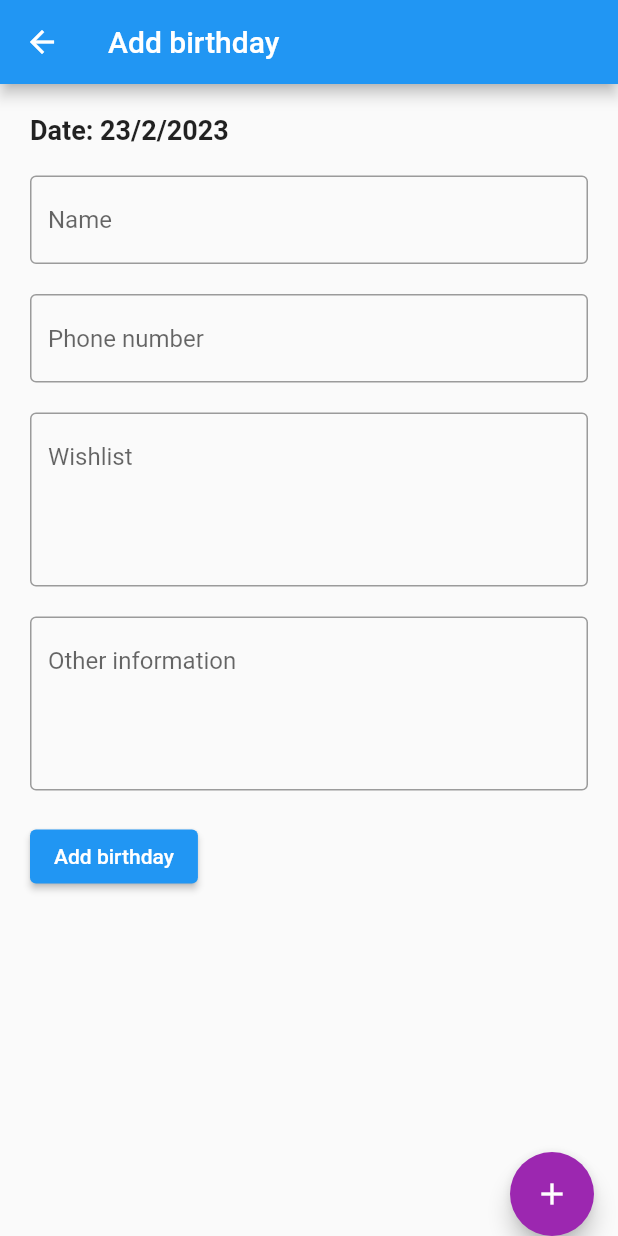
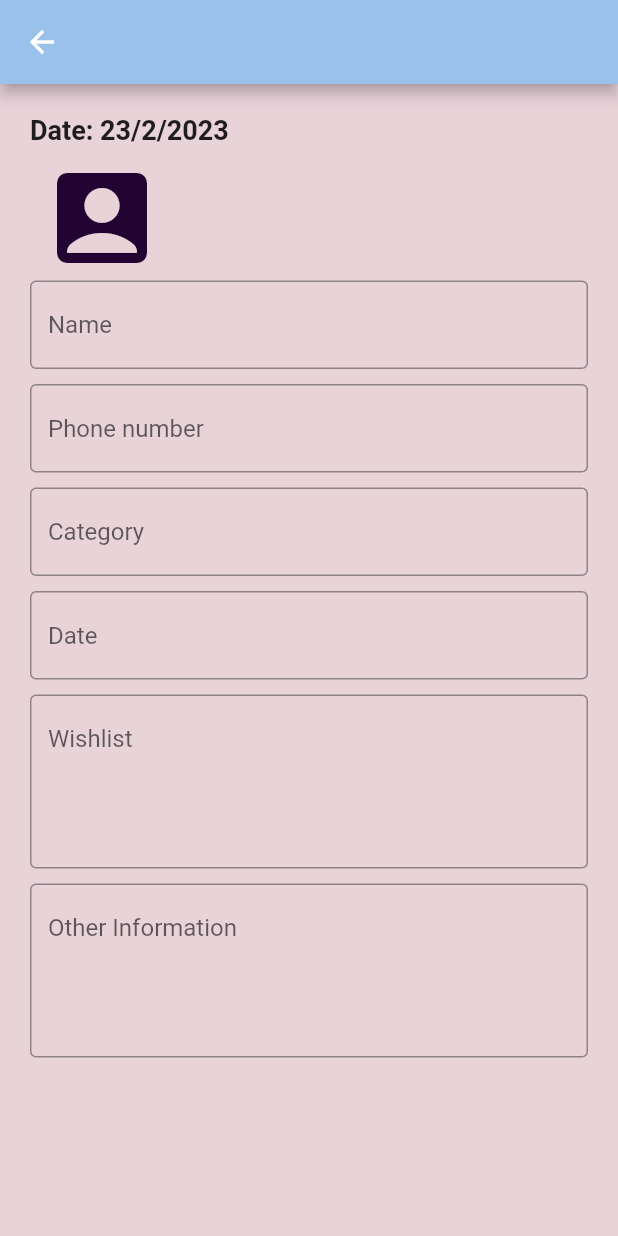
Before and after one commit to KonstantinosKatsigiannis/HCI2022, a Flutter app: the DetailsScreen screen opened directly with empty values, on a phone screen of 412 x 824 dp. Run offline on Flutter 3.47's test engine with Material 2 defaults, Android fonts, the phone set to English and light mode, and no system bars; our stand-ins replace google_fonts, syncfusion_flutter_calendar; missing offline and left inert: dart:js_util.

Commit message:
Update main.dart

```diff
--- a/lib/main.dart
+++ b/lib/main.dart
@@ -1,13 +1,17 @@
+import 'package:flutter/foundation.dart';
 import 'package:flutter/material.dart';
-import 'package:myapp/AddPage.dart';
 import 'package:syncfusion_flutter_calendar/calendar.dart' show Appointment, CalendarView, SfCalendar;
+import 'tofilter.dart';
+import '/AddPage.dart';
 
-void main() => runApp(MyApp());
+void main() => runApp(const MyApp());
 
 class MyApp extends StatelessWidget {
+  const MyApp({super.key});
+
   @override
   Widget build(BuildContext context) {
-    return MaterialApp(
+    return const MaterialApp(
       title: 'My Calendar',
       home: CalendarScreen(),
     );
@@ -15,7 +19,10 @@ class MyApp extends StatelessWidget {
 }
 
 class CalendarScreen extends StatefulWidget {
+  const CalendarScreen({super.key});
+
   @override
+  // ignore: library_private_types_in_public_api
   _CalendarScreenState createState() => _CalendarScreenState();
 }
 
@@ -26,14 +33,25 @@ class _CalendarScreenState extends State<CalendarScreen> {
   Widget build(BuildContext context) {
     return Scaffold(
       appBar: AppBar(
-        title: Text('My Calendar'),
+        leading: IconButton(
+        tooltip:'Options',
+        icon: const Icon(Icons.menu),
+        onPressed: () {
+        Navigator.push(context,MaterialPageRoute(builder: (BuildContext context) { return ToFilter(); },
         ),
+        );
+         },),
+        title: const Text('My Calendar'),
+        backgroundColor: Color.fromARGB(255, 154, 192, 236),
+      ),
+
       body: Column(
         children: [
           Expanded(
             child: SfCalendar(
               initialDisplayDate: DateTime.now(),
               view: CalendarView.month,
+              backgroundColor: Color.fromARGB(255, 232, 211, 217),
               //dataSource: _getCalendarDataSource(),
               onTap: (details) {
                 if (details.appointments == null || details.appointments!.isEmpty) {
@@ -44,7 +62,11 @@ class _CalendarScreenState extends State<CalendarScreen> {
                     ),
                   );
                 } else {
+                  if (kDebugMode) {
+                    if (kDebugMode) {
                       print(details.appointments!.first);
+                    }
+                  }
                 }
               },
             ),
@@ -53,19 +75,26 @@ class _CalendarScreenState extends State<CalendarScreen> {
       ),
       floatingActionButtonLocation: FloatingActionButtonLocation.endDocked,
       floatingActionButton: FloatingActionButton(
-        onPressed:() {
+
+              child: const Icon(Icons.add),
+              onPressed:(){
         Navigator.push(context,MaterialPageRoute(builder: (BuildContext context){
           return  AddScreen(selectedDate: DateTime.now());
         },),
       );
         },
+              tooltip: 'Add birthday',
               backgroundColor: Colors.purple,
-        child: const Icon(Icons.add),
+
             ),
+
     );
   }
+
+
 }
 
+// ignore: unused_element
 class _AppointmentDataSource {
   _AppointmentDataSource(List<Appointment> appointments);
 }
@@ -73,46 +102,63 @@ class _AppointmentDataSource {
 class DetailsScreen extends StatefulWidget {
   final DateTime selectedDate;
 
-  const DetailsScreen({required this.selectedDate});
+  const DetailsScreen({super.key, required this.selectedDate});
 
   @override
+  // ignore: library_private_types_in_public_api
   _DetailsScreenState createState() => _DetailsScreenState();
 }
 
 class _DetailsScreenState extends State<DetailsScreen> {
  TextEditingController _titleController = TextEditingController();
-  TextEditingController _descriptionController = TextEditingController();
+  TextEditingController _titleController1 = TextEditingController();
+  TextEditingController _titleController2 = TextEditingController();
+  TextEditingController _titleController3 = TextEditingController();
+  TextEditingController _titleController4 = TextEditingController();
+  TextEditingController _titleController5 = TextEditingController();
 
-  @override
-  void initState() {
-   super.initState();
-    _titleController = TextEditingController();
-    _descriptionController = TextEditingController();
-  }
 
-  @override
-  void dispose() {
-    _titleController.dispose();
-    _descriptionController.dispose();
-    super.dispose();
-  }
+  // ignore: prefer_typing_uninitialized_variables
+  var floatingActionButton;
+
 
   @override
   Widget build(BuildContext context) {
     return Scaffold(
+      backgroundColor: Color.fromARGB(255, 232, 211, 217),
       appBar: AppBar(
-        title: Text('Add birthday'),
+        backgroundColor: Color.fromARGB(255, 154, 192, 236),
       ),
       body: Padding(
         padding: const EdgeInsets.all(20.0),
         child: Column(
           crossAxisAlignment: CrossAxisAlignment.start,
           children: [
+
             Text(
               'Date: ${widget.selectedDate.day}/${widget.selectedDate.month}/${widget.selectedDate.year}',
-              style: TextStyle(fontSize: 18.0, fontWeight: FontWeight.bold),
+              style: const TextStyle(fontSize: 18.0, fontWeight: FontWeight.bold),
             ),
-            SizedBox(height: 20.0),
+
+
+           SizedBox(
+             width: 80.0,
+             height: 80.0,
+             child: IconButton(
+              icon: Icon(Icons.account_box),
+              iconSize: 80,
+              onPressed:(){},
+              tooltip: 'Add Photo',
+              color:  Color.fromARGB(255, 34, 3, 50),
+             ),
+      ),
+            // ignore: prefer_const_constructors
+            SizedBox(height: 10.0,
+            child: const DecoratedBox(
+              decoration: const BoxDecoration(
+                color: Color.fromARGB(255, 244, 54, 190)),
+            ),
+            ),
             TextField(
               controller: _titleController,
               decoration: InputDecoration(
@@ -120,56 +166,56 @@ class _DetailsScreenState extends State<DetailsScreen> {
                 border: OutlineInputBorder(),
               ),
             ),
-            SizedBox(height: 20.0),
+            SizedBox(height: 10.0),
             TextField(
-              controller: _titleController,
+              controller: _titleController2,
               maxLines: 1,
               decoration: InputDecoration(
                 hintText: 'Phone number',
                 border: OutlineInputBorder(),
               ),
             ),
-            SizedBox(height: 20.0),
+            SizedBox(height: 10.0),
             TextField(
-              controller: _descriptionController,
+              controller: _titleController2,
+              maxLines: 1,
+              decoration: InputDecoration(
+                hintText: 'Category',
+                border: OutlineInputBorder(),
+
+              ),
+            ),
+            SizedBox(height: 10.0),
+            TextField(
+              controller: _titleController3,
+              maxLines: 1,
+              decoration: InputDecoration(
+                hintText: 'Date',
+                border: OutlineInputBorder(),
+              ),
+            ),
+            SizedBox(height: 10.0),
+            TextField(
+              controller: _titleController4,
               maxLines: 4,
               decoration: InputDecoration(
                 hintText: 'Wishlist',
                 border: OutlineInputBorder(),
               ),
             ),
-            SizedBox(height: 20.0),
+            SizedBox(height: 10.0),
             TextField(
-              controller: _descriptionController,
+              controller: _titleController5,
               maxLines: 4,
               decoration: InputDecoration(
-                hintText: 'Other information',
+                hintText: 'Other Information',
                 border: OutlineInputBorder(),
               ),
-            ),
-            SizedBox(height: 20.0),
-            ElevatedButton(
-              onPressed: () {
-                final newAppointment = Appointment(
-                  startTime: widget.selectedDate,
-                  endTime: widget.selectedDate.add(Duration(hours: 1)),
-                  subject: _titleController.text,
-                 notes: _descriptionController.text,
-                  color: Colors.blue,
-                );
-                Navigator.pop(context, newAppointment);
-              },
-              child: Text('Add birthday'),
             ),
           ],
         ),
       ),
-      floatingActionButtonLocation: FloatingActionButtonLocation.endDocked,
-     floatingActionButton: FloatingActionButton(
-        onPressed:() {},
-        backgroundColor: Colors.purple,
-        child: const Icon(Icons.add),
-           ),
+
     );
   }
 }
```
Lines whose indentation alone changed are shown as unchanged.
